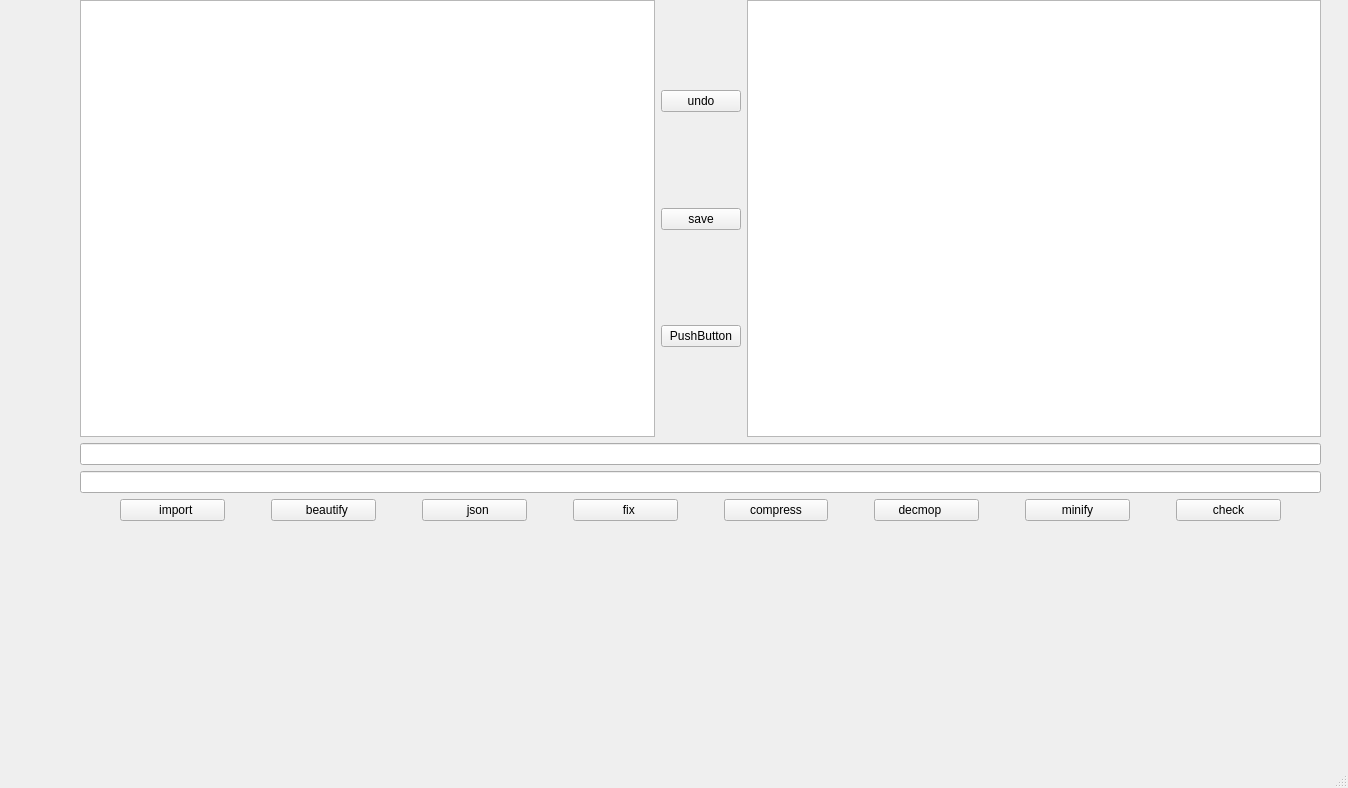
Above: form.ui from ahmadel1/Social-Network before the change. Below: the same form after it.
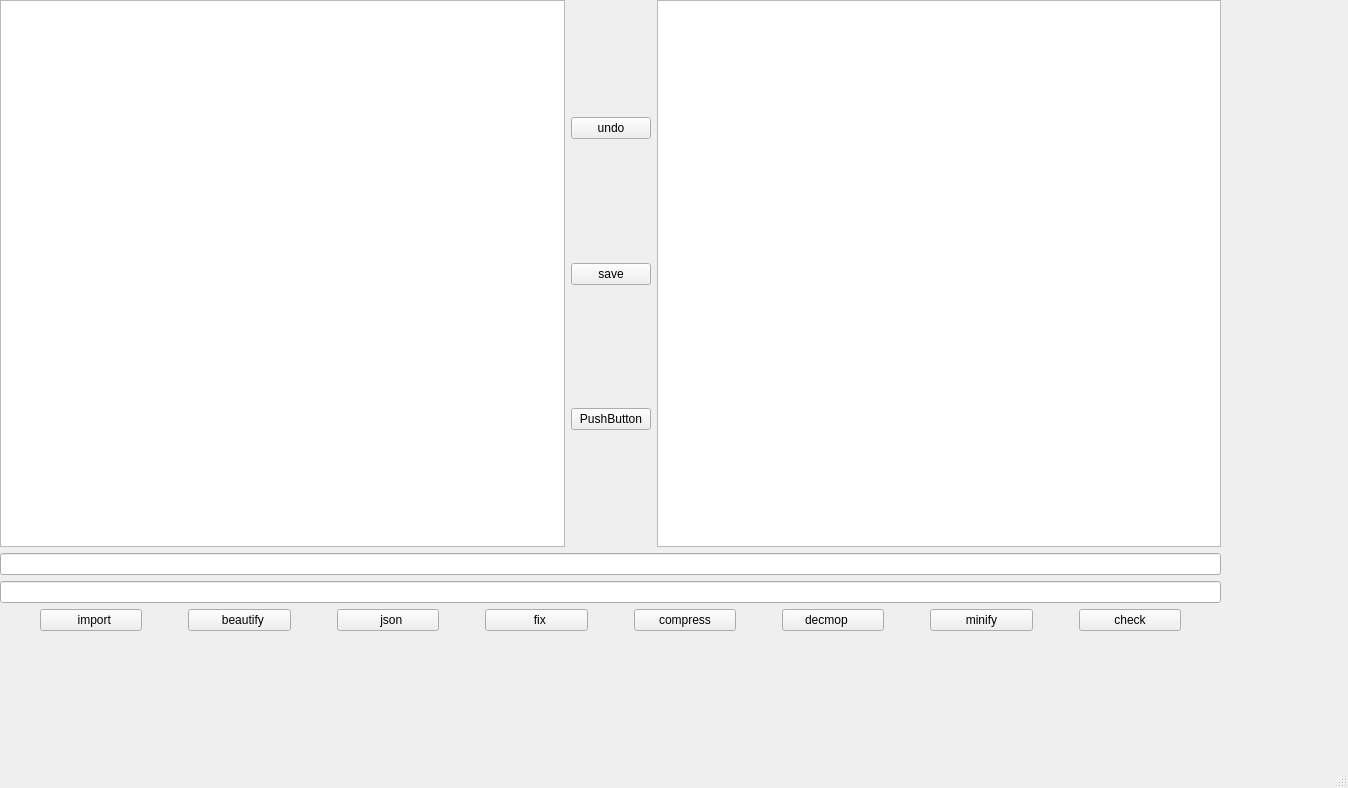
That is the form after the change.

The edit to the form file:
```diff
--- a/form.ui
+++ b/form.ui
@@ -29,10 +29,10 @@
    <widget class="QWidget" name="verticalLayoutWidget">
     <property name="geometry">
      <rect>
-      <x>80</x>
+      <x>0</x>
       <y>0</y>
-      <width>1241</width>
-      <height>521</height>
+      <width>1221</width>
+      <height>631</height>
      </rect>
     </property>
     <layout class="QVBoxLayout" name="verticalLayout" stretch="0,0,0,1">
```
